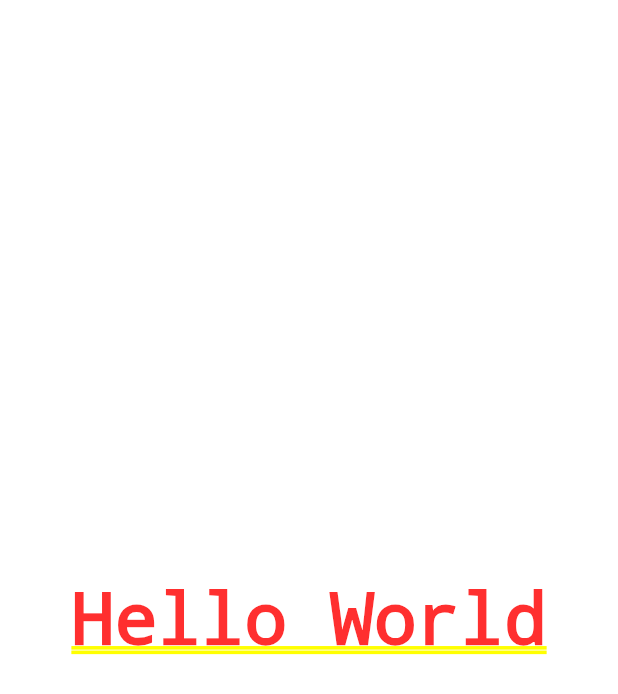
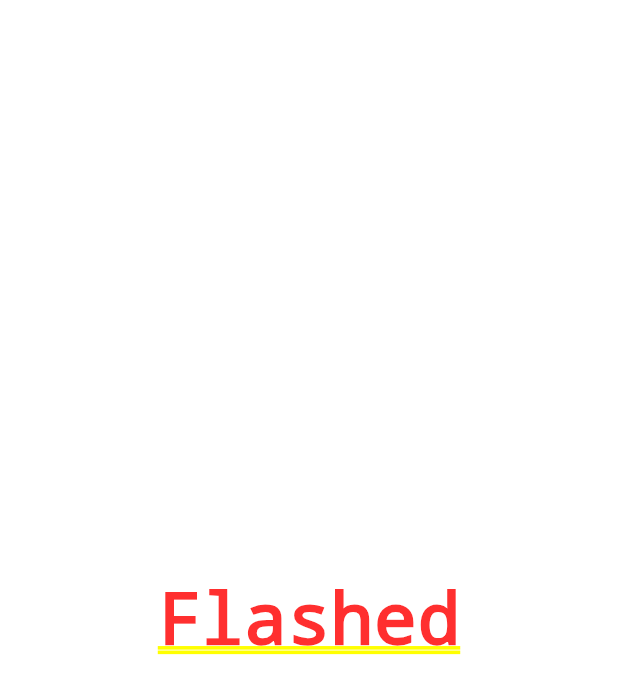
Before and after one commit to SuhanaNadeem/Personalized-Flash-Briefings, a Flutter app: the screen it shows after launch, on a phone screen of 412 x 824 dp. Shown: the top 694 px of the screen. Run offline on Flutter 3.47's test engine with Material 2 defaults, Android fonts, the phone set to English and light mode, and no system bars.

```diff
--- a/flashed/lib/main.dart
+++ b/flashed/lib/main.dart
@@ -3,7 +3,7 @@ import 'package:flutter/material.dart';
 void main() {
   runApp(
       MaterialApp(
-        home: Center(child: Text('Hello World'),
+        home: Center(child: Text('Flashed'),
       ),
     ),
   );
```
